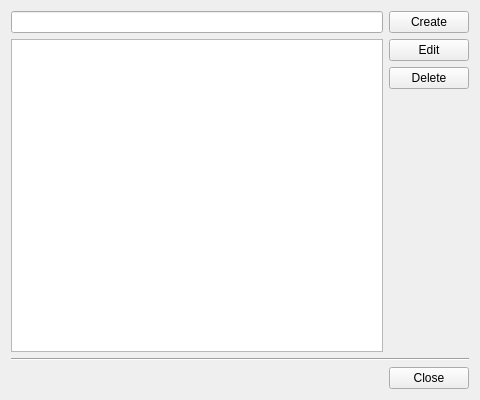
Qt form src/ui/diaaccounts.ui (mikedmorto/qglpi) before a commit.
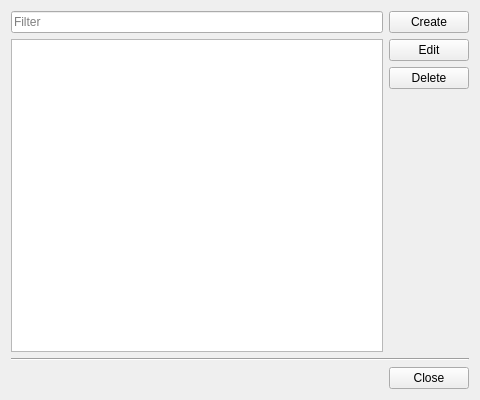
The same form after that commit.

```diff
--- a/src/ui/diaaccounts.ui
+++ b/src/ui/diaaccounts.ui
@@ -26,6 +26,9 @@
       <layout class="QVBoxLayout" name="verticalLayout_2">
        <item>
         <widget class="QLineEdit" name="le_filter">
+         <property name="placeholderText">
+          <string>Filter</string>
+         </property>
          <property name="clearButtonEnabled">
           <bool>true</bool>
          </property>
```
